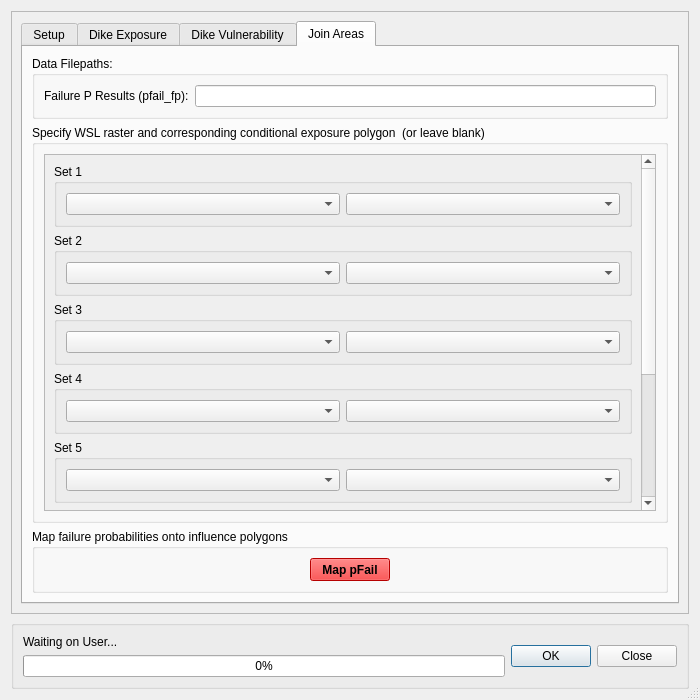
Old version of the form canflood/misc/dikes/dikes.ui in the repository NRCan/CanFlood.
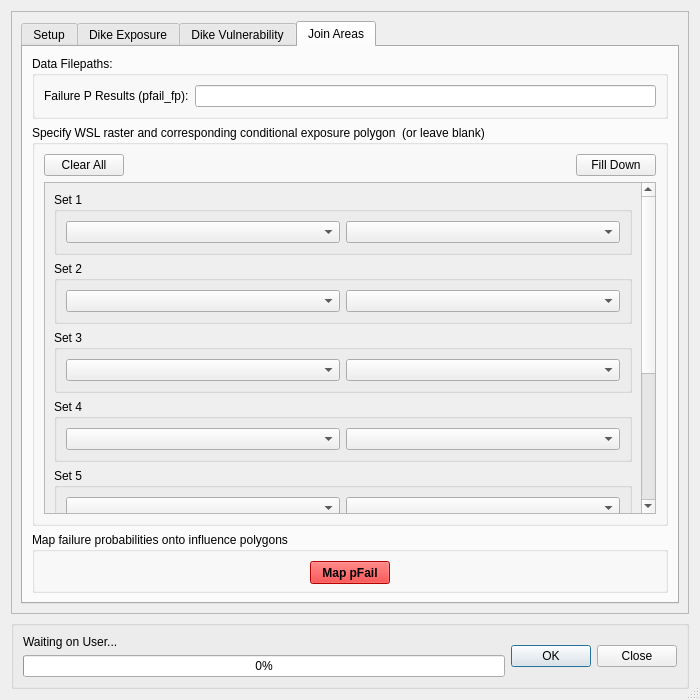
New version of the form. The open tabs and pages were chosen to show the change. Custom widgets are drawn as their Qt base class.

Diff of the .ui file:
```diff
--- a/canflood/misc/dikes/dikes.ui
+++ b/canflood/misc/dikes/dikes.ui
@@ -1883,6 +1883,37 @@
               <string>Specify WSL raster and corresponding conditional exposure polygon  (or leave blank)</string>
              </property>
              <layout class="QVBoxLayout" name="verticalLayout_10">
+              <item>
+               <layout class="QHBoxLayout" name="horizontalLayout_18">
+                <item>
+                 <widget class="QPushButton" name="pushButton_ja_clearAll">
+                  <property name="text">
+                   <string>Clear All</string>
+                  </property>
+                 </widget>
+                </item>
+                <item>
+                 <spacer name="horizontalSpacer_5">
+                  <property name="orientation">
+                   <enum>Qt::Horizontal</enum>
+                  </property>
+                  <property name="sizeHint" stdset="0">
+                   <size>
+                    <width>40</width>
+                    <height>20</height>
+                   </size>
+                  </property>
+                 </spacer>
+                </item>
+                <item>
+                 <widget class="QPushButton" name="pushButton_ja_fill">
+                  <property name="text">
+                   <string>Fill Down</string>
+                  </property>
+                 </widget>
+                </item>
+               </layout>
+              </item>
               <item>
                <widget class="QScrollArea" name="scrollArea_2">
                 <property name="widgetResizable">
```
Left out of the diff: 4 changed lines with no effect on the pictures.
